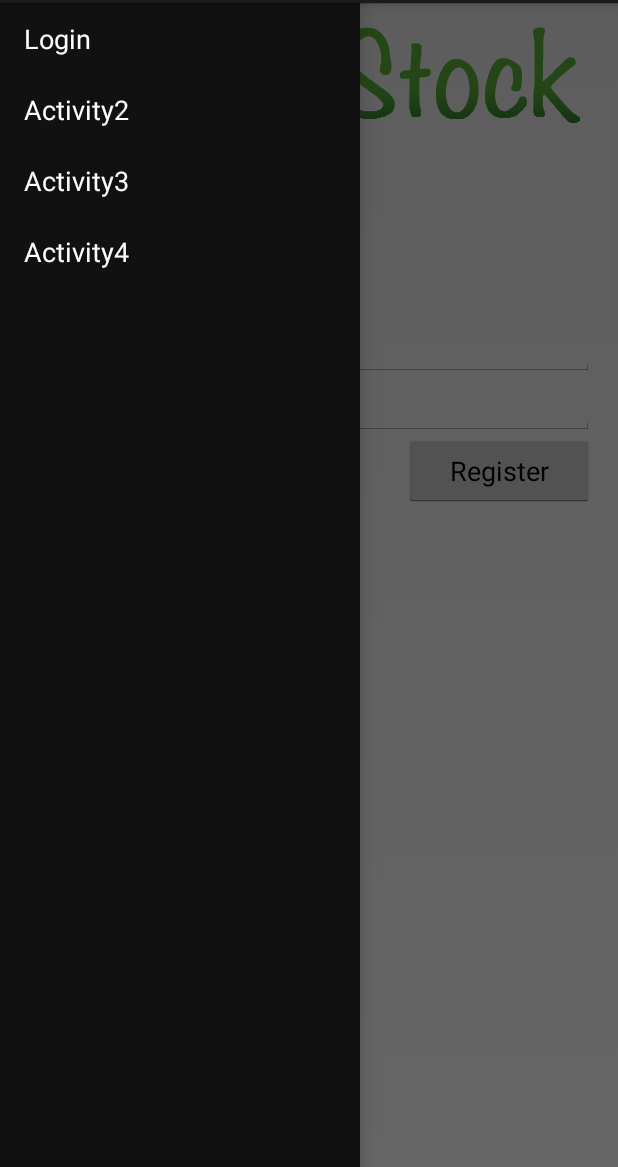
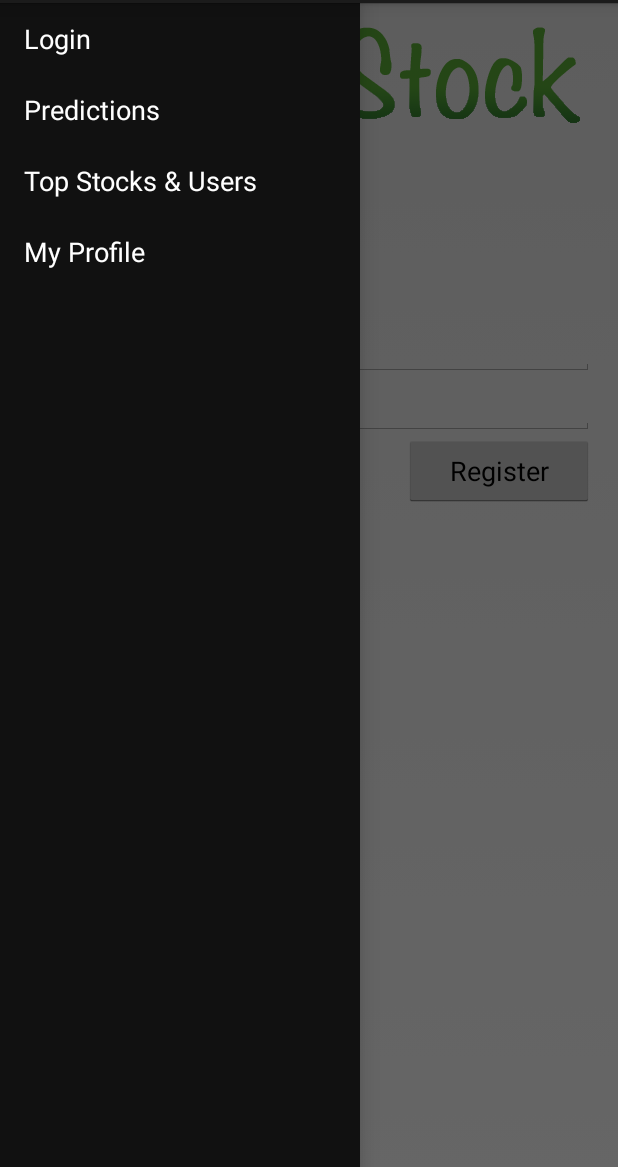
Before and after one commit to mcclayton/CrowdStock, an Android app: the screen it shows after launch (MainActivity), with the side drawer open, on a phone screen of 412 x 824 dp, the part 69-1236 px from its top. Run offline under Robolectric (Android 15) with nearby library versions, the phone set to English and light mode, and no system bars.

```diff
--- a/Android/app/src/main/java/com/crowdstock/app/main/MainActivity.java
+++ b/Android/app/src/main/java/com/crowdstock/app/main/MainActivity.java
@@ -7,6 +7,8 @@ import android.os.Looper;
 import android.support.v4.widget.DrawerLayout;
 import android.view.Menu;
 import android.view.MenuItem;
+import android.view.View;
+import android.widget.AdapterView;
 import android.widget.ArrayAdapter;
 import android.widget.ListView;
 import android.widget.TextView;
@@ -18,19 +20,22 @@ import com.crowdstock.app.utils.HttpRequest;
 
 
 public class MainActivity extends Activity {
+    private DrawerLayout mDrawerLayout;
+    String[] activityNames = {"Login", "Predictions", "Top Stocks & Users", "My Profile"};
+    private ListView mDrawerList;
 
     @Override
     protected void onCreate(Bundle savedInstanceState) {
         super.onCreate(savedInstanceState);
         setContentView(R.layout.activity_main);
 
-        DrawerLayout mDrawerLayout = (DrawerLayout) findViewById(R.id.drawer_layout);
-        ListView mDrawerList = (ListView) findViewById(R.id.left_drawer);
+        mDrawerLayout = (DrawerLayout) findViewById(R.id.drawer_layout);
+        mDrawerList = (ListView) findViewById(R.id.left_drawer);
 
         // Set the adapter for the list view
-        String[] activityNames = {"Login", "Activity2", "Activity3", "Activity4"};
         mDrawerList.setAdapter(new ArrayAdapter<String>(this,
                 R.layout.drawer_list_item, activityNames));
+        mDrawerList.setOnItemClickListener(new DrawerItemClickListener());
     }
 
 
@@ -74,7 +79,7 @@ public class MainActivity extends Activity {
                     handler.post(new Runnable(){
                         @Override
                         public void run() {
-                            try{
+                            try {
                                 if (response != null) {
                                     // TODO: Handle data
                                     view.setText(response);
@@ -92,4 +97,11 @@ public class MainActivity extends Activity {
         }
     }
 
+    private class DrawerItemClickListener implements ListView.OnItemClickListener {
+        @Override
+        public void onItemClick(AdapterView parent, View view, int position, long id) {
+            Toast.makeText(parent.getContext(), activityNames[position], Toast.LENGTH_SHORT).show();
+            mDrawerList.setItemChecked(position, true);
+        }
+    }
 }
```
Also changed, not shown: 2 other files.
